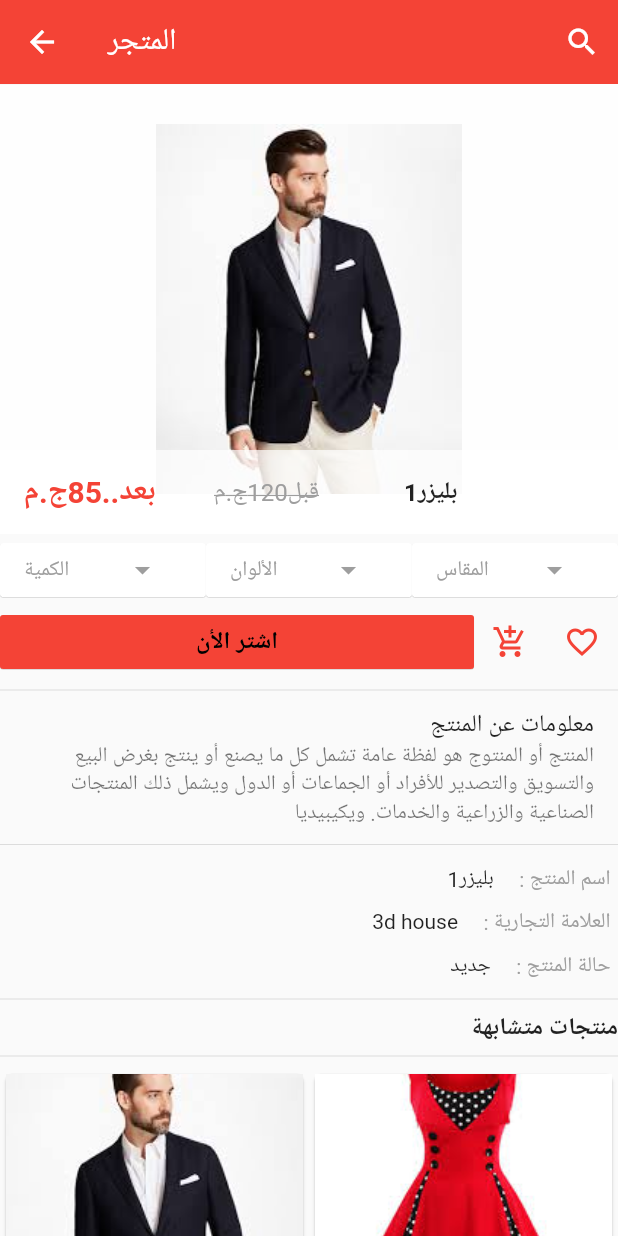
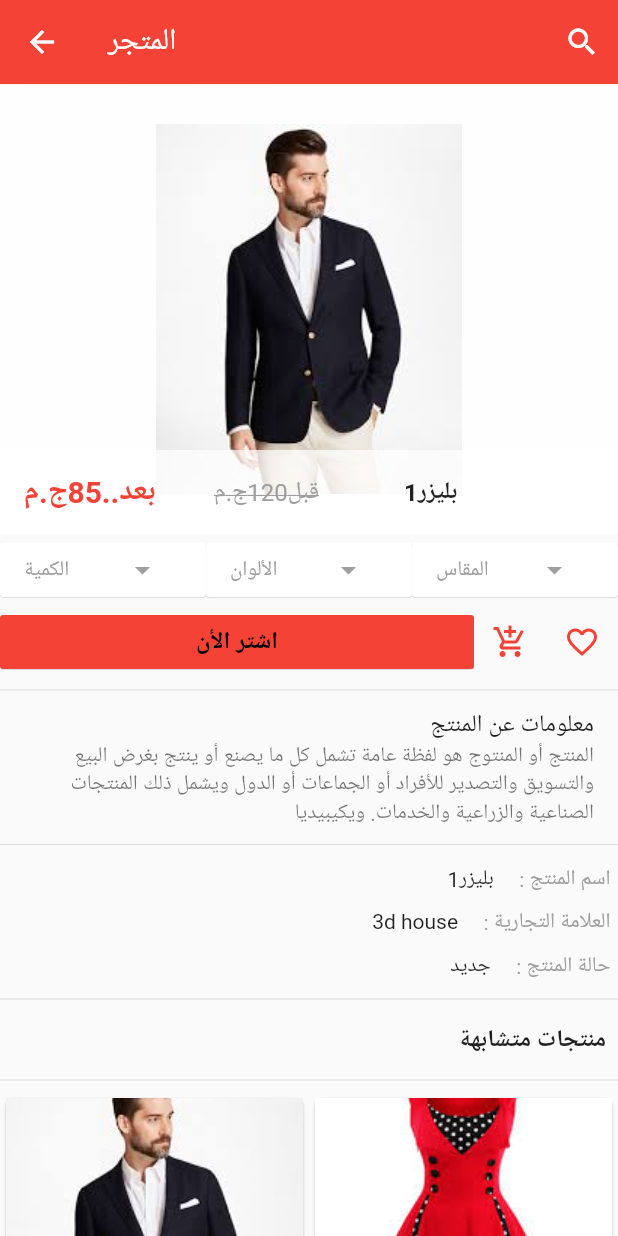
Before and after one commit to mamdouh45/flutter_ec, a Flutter app: the screen it shows after launch, after a tap on "بليزر1", on a phone screen of 412 x 824 dp. Run offline on Flutter 3.47's test engine with Material 2 defaults, Android fonts, the phone set to English and light mode, and no system bars; our stand-ins replace carousel_pro.

Commit message:
first app commerce

```diff
--- a/lib/pages/product_details.dart
+++ b/lib/pages/product_details.dart
@@ -1,5 +1,6 @@
 import 'package:flutter/cupertino.dart';
 import 'package:flutter/material.dart';
+import 'package:flutterappb/main.dart';
 
 /*
 * first return Scaffold .. ( appbar)
@@ -37,7 +38,13 @@ class _ProductDetailsState extends State<ProductDetails> {
         //  elevation to shadow for app bar
         elevation: 0.1,
         backgroundColor: Colors.red,
-        title: Text('المتجر '),
+        title: InkWell(
+          child: Text('المتجر '),
+          onTap: () {
+            Navigator.push(context,
+                MaterialPageRoute(builder: (context) => new HomePage()));
+          },
+        ),
         // actions to create IconButton and on Pressed
         actions: <Widget>[
           // first  IconButton search
@@ -348,15 +355,18 @@ class _ProductDetailsState extends State<ProductDetails> {
             ],
           ),
           Divider(),
-          Text(
-            "منتجات متشابهة",
-            textDirection: TextDirection.rtl,
-            style: TextStyle(fontSize: 16.0, fontWeight: FontWeight.bold),
+          Padding(
+            padding: const EdgeInsets.all(8.0),
+            child: Text(
+              "منتجات متشابهة",
+              textDirection: TextDirection.rtl,
+              style: TextStyle(fontSize: 16.0, fontWeight: FontWeight.bold),
+            ),
           ),
           Divider(),
           // =================== add Similar_single_prod =============
           Container(
-            height: 360.0,
+            height: 340.0,
             child: Similer_products(),
           ),
         ],
```
